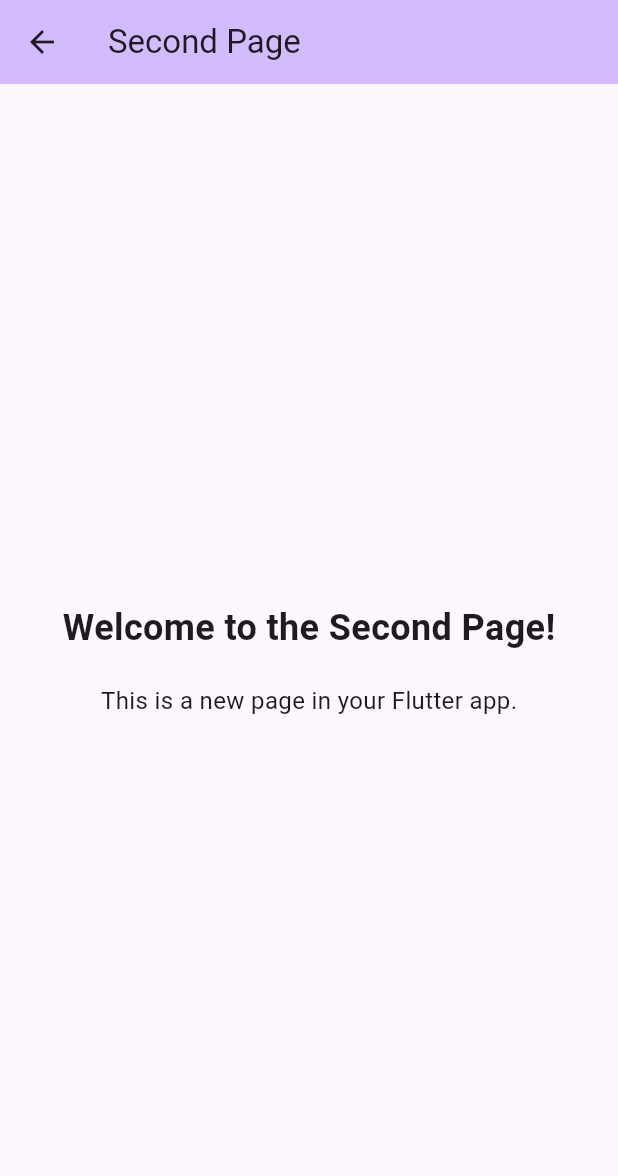
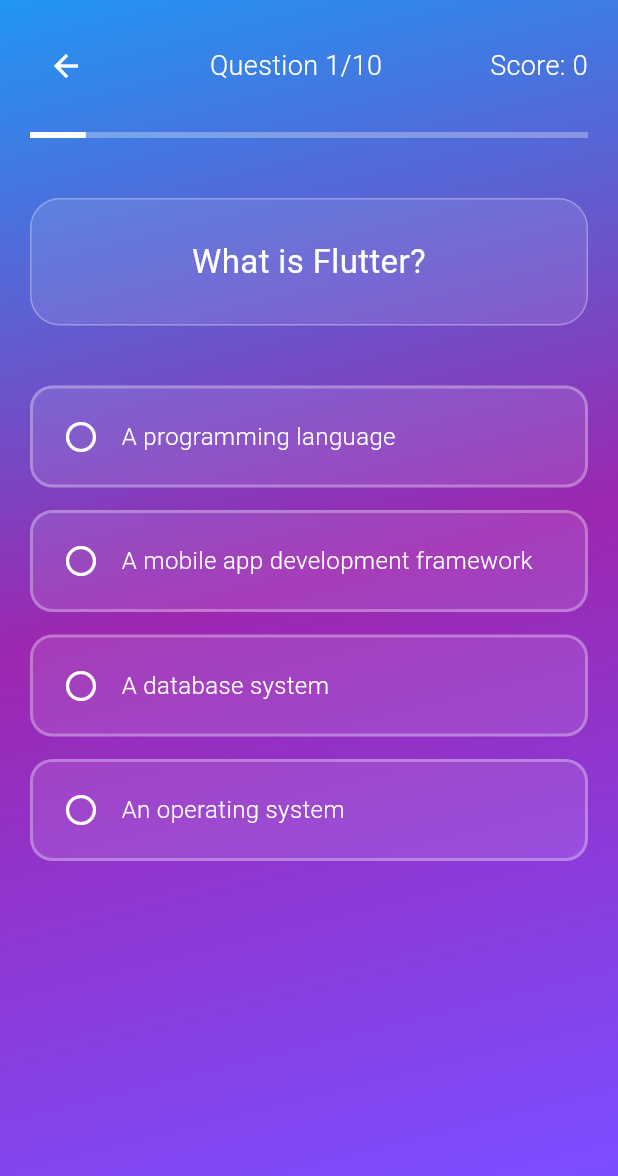
Before and after one commit to icecubes99/quizapp, a Flutter app: the screen it shows after launch, after a tap on "Start Quiz", on a phone screen of 412 x 824 dp. Shown: the top 1176 px of the screen. Run offline on Flutter 3.47's test engine with Material 3 defaults, Android fonts, the phone set to English and light mode, and no system bars.

Commit message:
feat: add quiz screens

```diff
--- /dev/null
+++ b/lib/data/quiz_data.dart
@@ -0,0 +1,118 @@
+import '../models/quiz_question.dart';
+
+class QuizData {
+  static List<QuizQuestion> getFlutterQuestions() {
+    return [
+      QuizQuestion(
+        question: "What is Flutter?",
+        options: [
+          "A programming language",
+          "A mobile app development framework",
+          "A database system",
+          "An operating system"
+        ],
+        correctAnswerIndex: 1,
+        explanation: "Flutter is Google's UI toolkit for building natively compiled applications for mobile, web, and desktop from a single codebase.",
+      ),
+      QuizQuestion(
+        question: "Which programming language is primarily used in Flutter?",
+        options: [
+          "Java",
+          "Swift",
+          "Dart",
+          "JavaScript"
+        ],
+        correctAnswerIndex: 2,
+        explanation: "Flutter uses Dart, a programming language developed by Google, optimized for building user interfaces.",
+      ),
+      QuizQuestion(
+        question: "What is a Widget in Flutter?",
+        options: [
+          "A small gadget",
+          "The basic building block of Flutter UI",
+          "A type of database",
+          "A testing framework"
+        ],
+        correctAnswerIndex: 1,
+        explanation: "In Flutter, everything is a widget. Widgets are the basic building blocks that describe what the UI should look like.",
+      ),
+      QuizQuestion(
+        question: "Which widget is used for creating a scrollable list in Flutter?",
+        options: [
+          "Container",
+          "Column",
+          "ListView",
+          "Stack"
+        ],
+        correctAnswerIndex: 2,
+        explanation: "ListView is a scrollable widget that displays its children in a linear array and can scroll when there are more children than the screen can fit.",
+      ),
+      QuizQuestion(
+        question: "What does 'Hot Reload' mean in Flutter?",
+        options: [
+          "Restarting the entire app",
+          "Quickly seeing changes without losing app state",
+          "Loading data from internet",
+          "Debugging errors"
+        ],
+        correctAnswerIndex: 1,
+        explanation: "Hot Reload allows developers to see changes almost instantly without losing the current application state, making development faster and more efficient.",
+      ),
+      QuizQuestion(
+        question: "Which Flutter widget is used for handling user input?",
+        options: [
+          "Text",
+          "Image",
+          "TextField",
+          "Container"
+        ],
+        correctAnswerIndex: 2,
+        explanation: "TextField is the primary widget used for accepting user text input in Flutter applications.",
+      ),
+      QuizQuestion(
+        question: "What is the difference between StatelessWidget and StatefulWidget?",
+        options: [
+          "No difference",
+          "StatelessWidget can change, StatefulWidget cannot",
+          "StatefulWidget can change its state, StatelessWidget cannot",
+          "They are used for different platforms"
+        ],
+        correctAnswerIndex: 2,
+        explanation: "StatefulWidget can change its internal state and rebuild the UI accordingly, while StatelessWidget remains immutable once built.",
+      ),
+      QuizQuestion(
+        question: "Which method is called when a StatefulWidget is first created?",
+        options: [
+          "build()",
+          "initState()",
+          "dispose()",
+          "setState()"
+        ],
+        correctAnswerIndex: 1,
+        explanation: "initState() is called once when the StatefulWidget is first created and inserted into the widget tree.",
+      ),
+      QuizQuestion(
+        question: "What is the purpose of pubspec.yaml file in Flutter?",
+        options: [
+          "To write Dart code",
+          "To manage project dependencies and assets",
+          "To create UI layouts",
+          "To handle app navigation"
+        ],
+        correctAnswerIndex: 1,
+        explanation: "pubspec.yaml is the project configuration file that manages dependencies, assets, and other project metadata.",
+      ),
+      QuizQuestion(
+        question: "Which command is used to create a new Flutter project?",
+        options: [
+          "flutter new project_name",
+          "flutter create project_name",
+          "flutter init project_name",
+          "flutter start project_name"
+        ],
+        correctAnswerIndex: 1,
+        explanation: "The 'flutter create project_name' command creates a new Flutter project with the specified name.",
+      ),
+    ];
+  }
+}
--- a/lib/main.dart
+++ b/lib/main.dart
@@ -1,5 +1,5 @@
 import 'package:flutter/material.dart';
-import 'second_page.dart';
+import 'screens/quiz_screen.dart';
 
 void main() {
   runApp(const MyApp());
@@ -98,7 +98,7 @@ class QuizMainScreen extends StatelessWidget {
                       Navigator.push(
                         context,
                         MaterialPageRoute(
-                          builder: (context) => const SecondPage(),
+                          builder: (context) => const QuizScreen(),
                         ),
                       );
                     },
--- /dev/null
+++ b/lib/models/quiz_question.dart
@@ -0,0 +1,13 @@
+class QuizQuestion {
+  final String question;
+  final List<String> options;
+  final int correctAnswerIndex;
+  final String explanation;
+
+  QuizQuestion({
+    required this.question,
+    required this.options,
+    required this.correctAnswerIndex,
+    required this.explanation,
+  });
+}
--- /dev/null
+++ b/lib/screens/quiz_screen.dart
@@ -0,0 +1,282 @@
+import 'package:flutter/material.dart';
+import '../models/quiz_question.dart';
+import '../data/quiz_data.dart';
+import 'quiz_result_screen.dart';
+
+class QuizScreen extends StatefulWidget {
+  const QuizScreen({super.key});
+
+  @override
+  State<QuizScreen> createState() => _QuizScreenState();
+}
+
+class _QuizScreenState extends State<QuizScreen> with TickerProviderStateMixin {
+  late List<QuizQuestion> questions;
+  int currentQuestionIndex = 0;
+  int selectedAnswerIndex = -1;
+  int score = 0;
+  bool isAnswered = false;
+  late AnimationController _animationController;
+  late Animation<double> _fadeAnimation;
+
+  @override
+  void initState() {
+    super.initState();
+    questions = QuizData.getFlutterQuestions();
+    _animationController = AnimationController(
+      duration: const Duration(milliseconds: 300),
+      vsync: this,
+    );
+    _fadeAnimation = Tween<double>(begin: 0.0, end: 1.0).animate(
+      CurvedAnimation(parent: _animationController, curve: Curves.easeIn),
+    );
+    _animationController.forward();
+  }
+
+  @override
+  void dispose() {
+    _animationController.dispose();
+    super.dispose();
+  }
+
+  void selectAnswer(int answerIndex) {
+    if (isAnswered) return;
+
+    setState(() {
+      selectedAnswerIndex = answerIndex;
+      isAnswered = true;
+
+      if (answerIndex == questions[currentQuestionIndex].correctAnswerIndex) {
+        score++;
+      }
+    });
+
+    // Auto advance to next question after a delay
+    Future.delayed(const Duration(seconds: 2), () {
+      nextQuestion();
+    });
+  }
+
+  void nextQuestion() {
+    if (currentQuestionIndex < questions.length - 1) {
+      setState(() {
+        currentQuestionIndex++;
+        selectedAnswerIndex = -1;
+        isAnswered = false;
+      });
+      _animationController.reset();
+      _animationController.forward();
+    } else {
+      // Quiz completed, go to results
+      Navigator.pushReplacement(
+        context,
+        MaterialPageRoute(
+          builder: (context) => QuizResultScreen(
+            score: score,
+            totalQuestions: questions.length,
+          ),
+        ),
+      );
+    }
+  }
+
+  Color getOptionColor(int index) {
+    if (!isAnswered) {
+      return Colors.white.withOpacity(0.1);
+    }
+
+    if (index == questions[currentQuestionIndex].correctAnswerIndex) {
+      return Colors.green.withOpacity(0.8);
+    } else if (index == selectedAnswerIndex && selectedAnswerIndex != questions[currentQuestionIndex].correctAnswerIndex) {
+      return Colors.red.withOpacity(0.8);
+    }
+    return Colors.white.withOpacity(0.1);
+  }
+
+  IconData getOptionIcon(int index) {
+    if (!isAnswered) return Icons.radio_button_unchecked;
+
+    if (index == questions[currentQuestionIndex].correctAnswerIndex) {
+      return Icons.check_circle;
+    } else if (index == selectedAnswerIndex && selectedAnswerIndex != questions[currentQuestionIndex].correctAnswerIndex) {
+      return Icons.cancel;
+    }
+    return Icons.radio_button_unchecked;
+  }
+
+  @override
+  Widget build(BuildContext context) {
+    final currentQuestion = questions[currentQuestionIndex];
+    final progress = (currentQuestionIndex + 1) / questions.length;
+
+    return Scaffold(
+      body: Container(
+        decoration: const BoxDecoration(
+          gradient: LinearGradient(
+            begin: Alignment.topLeft,
+            end: Alignment.bottomCenter,
+            colors: [
+              Colors.blue,
+              Colors.purple,
+              Colors.deepPurpleAccent,
+            ],
+          ),
+        ),
+        child: SafeArea(
+          child: Padding(
+            padding: const EdgeInsets.all(20.0),
+            child: Column(
+              crossAxisAlignment: CrossAxisAlignment.start,
+              children: [
+                // Header with progress
+                Row(
+                  mainAxisAlignment: MainAxisAlignment.spaceBetween,
+                  children: [
+                    IconButton(
+                      onPressed: () => Navigator.pop(context),
+                      icon: const Icon(Icons.arrow_back, color: Colors.white),
+                    ),
+                    Text(
+                      'Question ${currentQuestionIndex + 1}/${questions.length}',
+                      style: const TextStyle(
+                        color: Colors.white,
+                        fontSize: 18,
+                        fontWeight: FontWeight.w300,
+                      ),
+                    ),
+                    Text(
+                      'Score: $score',
+                      style: const TextStyle(
+                        color: Colors.white,
+                        fontSize: 18,
+                        fontWeight: FontWeight.w300,
+                      ),
+                    ),
+                  ],
+                ),
+                const SizedBox(height: 20),
+
+                // Progress bar
+                LinearProgressIndicator(
+                  value: progress,
+                  backgroundColor: Colors.white.withOpacity(0.3),
+                  valueColor: const AlwaysStoppedAnimation<Color>(Colors.white),
+                ),
+
+                const SizedBox(height: 40),
+
+                // Question
+                FadeTransition(
+                  opacity: _fadeAnimation,
+                  child: Container(
+                    width: double.infinity,
+                    padding: const EdgeInsets.all(25),
+                    decoration: BoxDecoration(
+                      color: Colors.white.withOpacity(0.1),
+                      borderRadius: BorderRadius.circular(20),
+                      border: Border.all(color: Colors.white.withOpacity(0.3)),
+                    ),
+                    child: Text(
+                      currentQuestion.question,
+                      style: const TextStyle(
+                        color: Colors.white,
+                        fontSize: 22,
+                        fontWeight: FontWeight.w400,
+                        height: 1.5,
+                      ),
+                      textAlign: TextAlign.center,
+                    ),
+                  ),
+                ),
+
+                const SizedBox(height: 40),
+
+                // Answer options
+                Expanded(
+                  child: ListView.builder(
+                    itemCount: currentQuestion.options.length,
+                    itemBuilder: (context, index) {
+                      return Padding(
+                        padding: const EdgeInsets.only(bottom: 15),
+                        child: GestureDetector(
+                          onTap: () => selectAnswer(index),
+                          child: AnimatedContainer(
+                            duration: const Duration(milliseconds: 200),
+                            padding: const EdgeInsets.all(20),
+                            decoration: BoxDecoration(
+                              color: getOptionColor(index),
+                              borderRadius: BorderRadius.circular(15),
+                              border: Border.all(
+                                color: Colors.white.withOpacity(0.3),
+                                width: 2,
+                              ),
+                            ),
+                            child: Row(
+                              children: [
+                                Icon(
+                                  getOptionIcon(index),
+                                  color: Colors.white,
+                                  size: 24,
+                                ),
+                                const SizedBox(width: 15),
+                                Expanded(
+                                  child: Text(
+                                    currentQuestion.options[index],
+                                    style: const TextStyle(
+                                      color: Colors.white,
+                                      fontSize: 16,
+                                      fontWeight: FontWeight.w300,
+                                    ),
+                                  ),
+                                ),
+                              ],
+                            ),
+                          ),
+                        ),
+                      );
+                    },
+                  ),
+                ),
+
+                // Show explanation if answered
+                if (isAnswered) ...[
+                  const SizedBox(height: 20),
+                  Container(
+                    width: double.infinity,
+                    padding: const EdgeInsets.all(20),
+                    decoration: BoxDecoration(
+                      color: Colors.white.withOpacity(0.15),
+                      borderRadius: BorderRadius.circular(15),
+                    ),
+                    child: Column(
+                      crossAxisAlignment: CrossAxisAlignment.start,
+                      children: [
+                        const Text(
+                          'Explanation:',
+                          style: TextStyle(
+                            color: Colors.white,
+                            fontSize: 16,
+                            fontWeight: FontWeight.bold,
+                          ),
+                        ),
+                        const SizedBox(height: 8),
+                        Text(
+                          currentQuestion.explanation,
+                          style: const TextStyle(
+                            color: Colors.white,
+                            fontSize: 14,
+                            fontWeight: FontWeight.w300,
+                          ),
+                        ),
+                      ],
+                    ),
+                  ),
+                ],
+              ],
+            ),
+          ),
+        ),
+      ),
+    );
+  }
+}
```
Also changed, not shown: lib/screens/quiz_result_screen.dart (added, +203 -0 lines).
